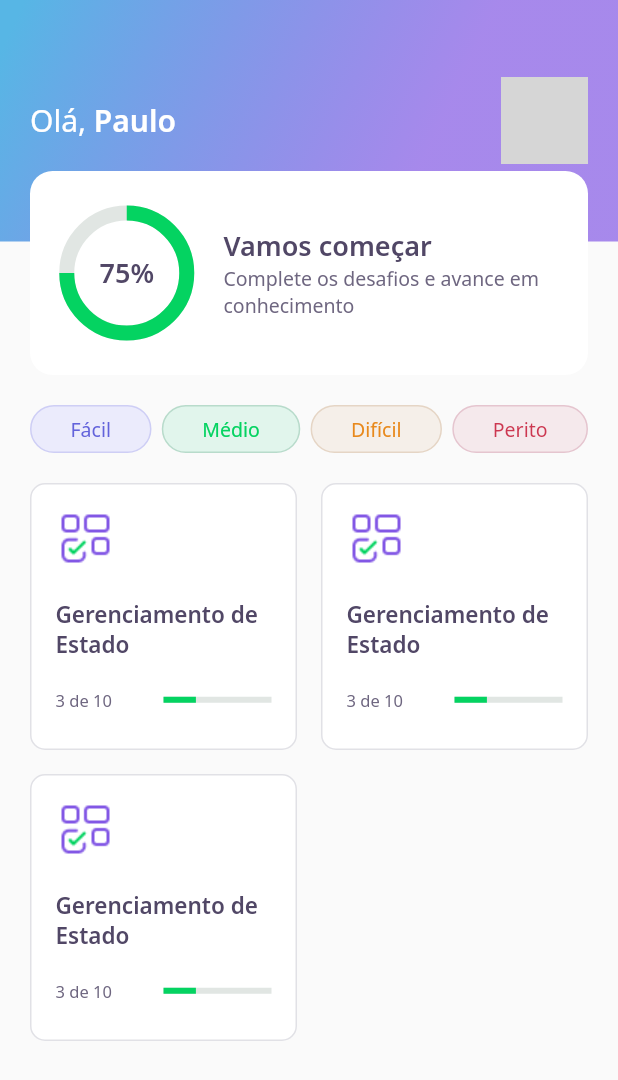
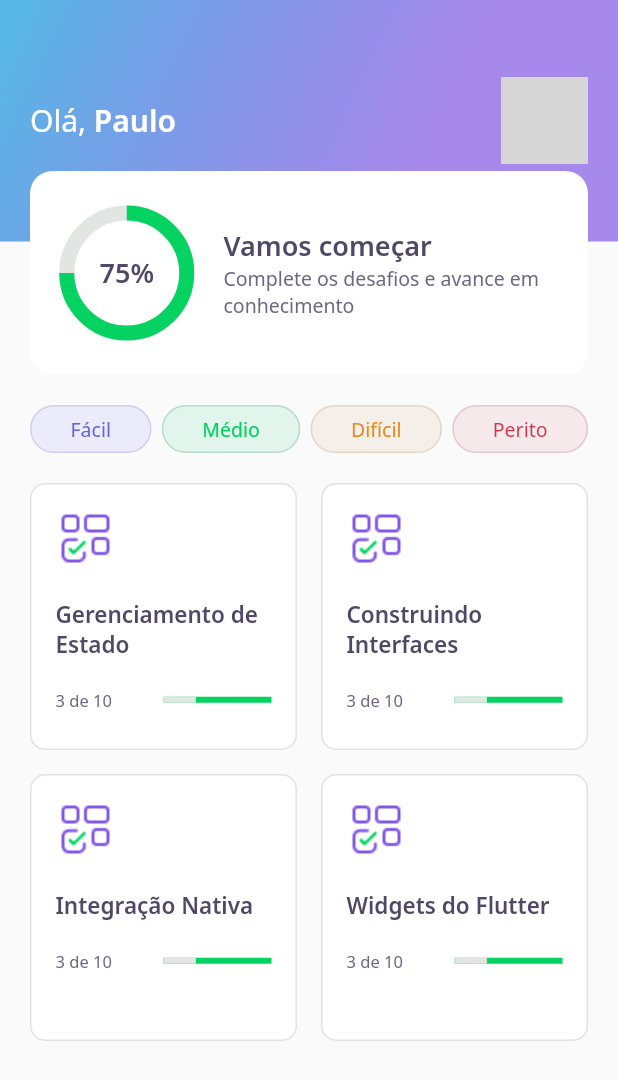
Before and after one commit to neocite/devquiz, a Flutter app: the screen it shows after launch, on a phone screen of 412 x 824 dp. Shown: the top 1080 px of the screen. Run offline on Flutter 3.47's test engine with Material 2 defaults, Android fonts, the phone set to English and light mode, and no system bars; our stand-ins replace google_fonts; network calls fail; grey boxes are pictures that could not be loaded.

```diff
--- a/lib/home/home_page.dart
+++ b/lib/home/home_page.dart
@@ -43,9 +43,12 @@ class _HomePageState extends State<HomePage> {
                 crossAxisSpacing: 16,
                 mainAxisSpacing: 16,
                 children: [
-                  QuizCardWidget(),
-                  QuizCardWidget(),
-                  QuizCardWidget(),
+                  QuizCardWidget(
+                    title: "Gerenciamento de Estado",
+                  ),
+                  QuizCardWidget(title: "Construindo Interfaces"),
+                  QuizCardWidget(title: "Integração Nativa"),
+                  QuizCardWidget(title: "Widgets do Flutter"),
                 ],
               ),
             )
--- a/lib/home/widgets/quiz_card/quiz_card_widget.dart
+++ b/lib/home/widgets/quiz_card/quiz_card_widget.dart
@@ -1,9 +1,13 @@
 import 'package:devquiz/core/app_colors.dart';
 import 'package:devquiz/core/app_images.dart';
 import 'package:devquiz/core/app_text_styles.dart';
+import 'package:devquiz/shared/widgets/linear_progress_indicator_widget.dart';
 import 'package:flutter/material.dart';
 
 class QuizCardWidget extends StatelessWidget {
+  final String title;
+
+  const QuizCardWidget({Key? key, required this.title}) : super(key: key);
   @override
   Widget build(BuildContext context) {
     return Container(
@@ -29,7 +33,7 @@ class QuizCardWidget extends StatelessWidget {
           Padding(
             padding: const EdgeInsets.only(bottom: 20),
             child: Text(
-              "Gerenciamento de Estado",
+              this.title,
               style: AppTextStyles.heading15,
             ),
           ),
@@ -48,15 +52,10 @@ class QuizCardWidget extends StatelessWidget {
                 ),
               ),
               Expanded(
-                flex: 1,
-                child: LinearProgressIndicator(
-                  value: 0.3,
-                  backgroundColor: AppColors.chartSecondary,
-                  valueColor: AlwaysStoppedAnimation<Color>(
-                    AppColors.chartPrimary,
-                  ),
-                ),
-              )
+                  flex: 1,
+                  child: LinearProfressIndicatorWidget(
+                    value: .3,
+                  ))
             ],
           )
         ],
--- /dev/null
+++ b/lib/shared/widgets/linear_progress_indicator_widget.dart
@@ -0,0 +1,20 @@
+import 'package:devquiz/core/app_colors.dart';
+import 'package:flutter/material.dart';
+
+class LinearProfressIndicatorWidget extends StatelessWidget {
+  final double value;
+
+  const LinearProfressIndicatorWidget({
+    Key? key,
+    required this.value,
+  }) : super(key: key);
+
+  @override
+  Widget build(BuildContext context) {
+    return LinearProgressIndicator(
+      backgroundColor: AppColors.chartPrimary,
+      valueColor: AlwaysStoppedAnimation<Color>(AppColors.chartSecondary),
+      value: this.value,
+    );
+  }
+}
```
Also changed, not shown: lib/challenge/challenge_page.dart (added, +29 -0 lines), lib/challenge/widgets/awnser/awnser_widget.dart (added, +71 -0 lines), lib/challenge/widgets/question_indicator/question_indicator_widget.dart (added, +37 -0 lines), lib/challenge/widgets/quiz/quiz_widget.dart (added, +54 -0 lines).
